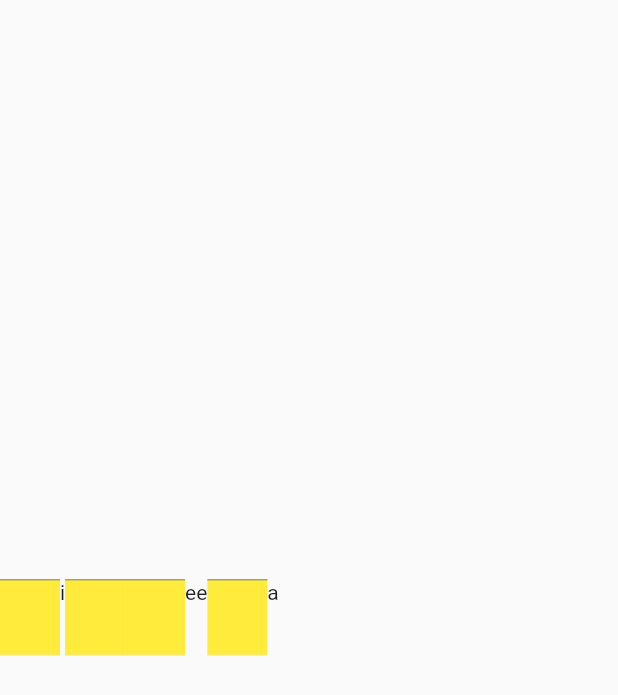
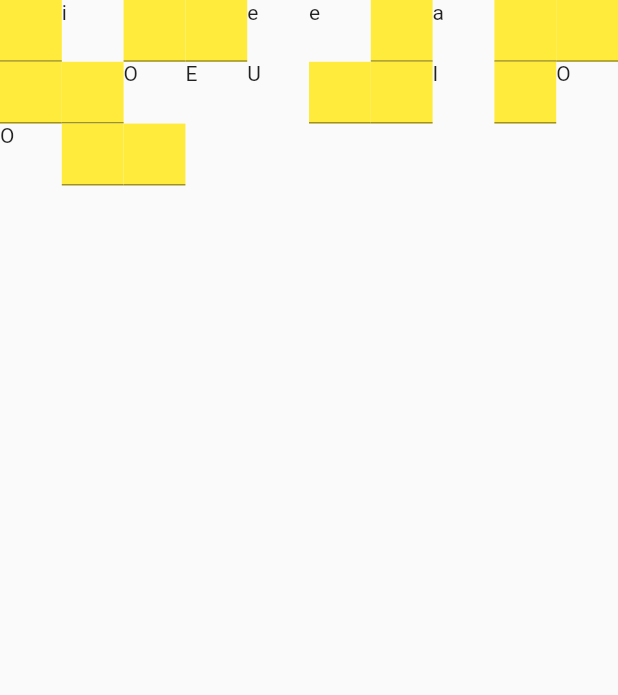
Before and after one commit to risheetadrevol/learning_diary_flutter, a Flutter app: the CrossWord screen opened directly, on a phone screen of 412 x 824 dp. Shown: the top 695 px of the screen. Run offline on Flutter 3.47's test engine with Material 2 defaults, Android fonts, the phone set to English and light mode, and no system bars; our stand-ins replace flutter_dotenv, flutter_fortune_wheel.

Commit message:
quiz type question

```diff
--- a/lib/crossword.dart
+++ b/lib/crossword.dart
@@ -11,30 +11,27 @@ class CrossWord extends StatefulWidget {
 }
 
 class _CrossWordState extends State<CrossWord> {
-  String name = "risheeta";
-  List myTempList = List.filled(12, "");
+  String name = "risheetaQPQWOEURYIROOQW";
+  List myTempList = List.filled(12, "a");
 
   @override
   Widget build(BuildContext context) {
     return Scaffold(
-      body: Center(
-        child: Container(
-          height: 50,
-          child: ListView.builder(
-            scrollDirection: Axis.horizontal,
+      body: GridView.builder(
+        gridDelegate:
+            SliverGridDelegateWithFixedCrossAxisCount(crossAxisCount: 10),
         itemCount: name.length,
         itemBuilder: (BuildContext context, int index) {
           if (["a", "e", "i", "o", "u"].any((element) =>
-                  element.toLowerCase() ==
-                  name[index].toString().toLowerCase())) {
+              element.toLowerCase() == name[index].toString().toLowerCase())) {
             return Text(name[index]);
           } else {
             return Container(
-                    width: 40,
                 color: Colors.yellow,
+                width: 30,
                 child: TextFormField(
                   maxLength: 1,
-                      decoration: InputDecoration(counter: Container()),
+                  decoration: InputDecoration(counterText: ""),
                   autovalidateMode: AutovalidateMode.onUserInteraction,
                   validator: (value) {
                     if (value == name[index]) {
@@ -47,8 +44,6 @@ class _CrossWordState extends State<CrossWord> {
           }
         },
       ),
-        ),
-      ),
     );
   }
 }
--- a/lib/main.dart
+++ b/lib/main.dart
@@ -1,6 +1,9 @@
 import 'package:flutter/material.dart';
 import 'package:learning_projects/crossword.dart';
 import 'package:learning_projects/spin_wheel.dart';
+
+import 'customscrollview.dart';
+import 'indexedstack.dart';
 
 void main() {
   runApp(MyApp());
@@ -26,7 +29,7 @@ class MyApp extends StatelessWidget {
           // is not restarted.
           primarySwatch: Colors.blue,
         ),
-        home: CrossWord());
+        home: IndexedCalenderView());
   }
 }
 
```
Also changed, not shown: lib/customscrollview.dart (added, +28 -0 lines), lib/indexedstack.dart (added, +53 -0 lines). Lines whose indentation alone changed are shown as unchanged.
